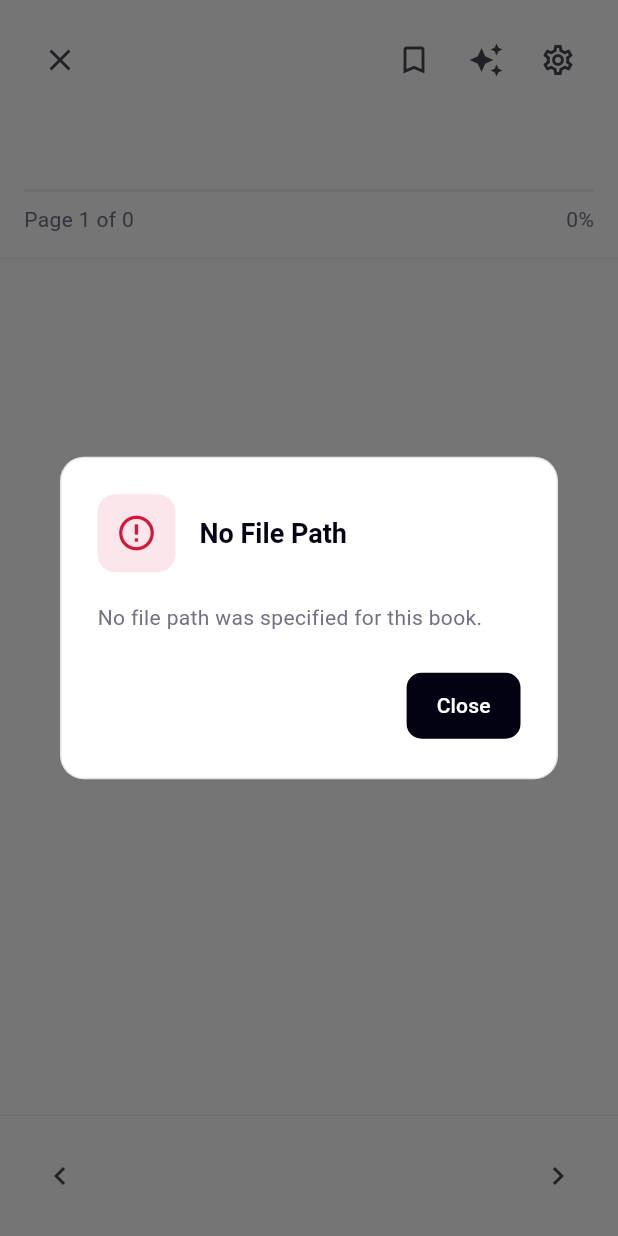
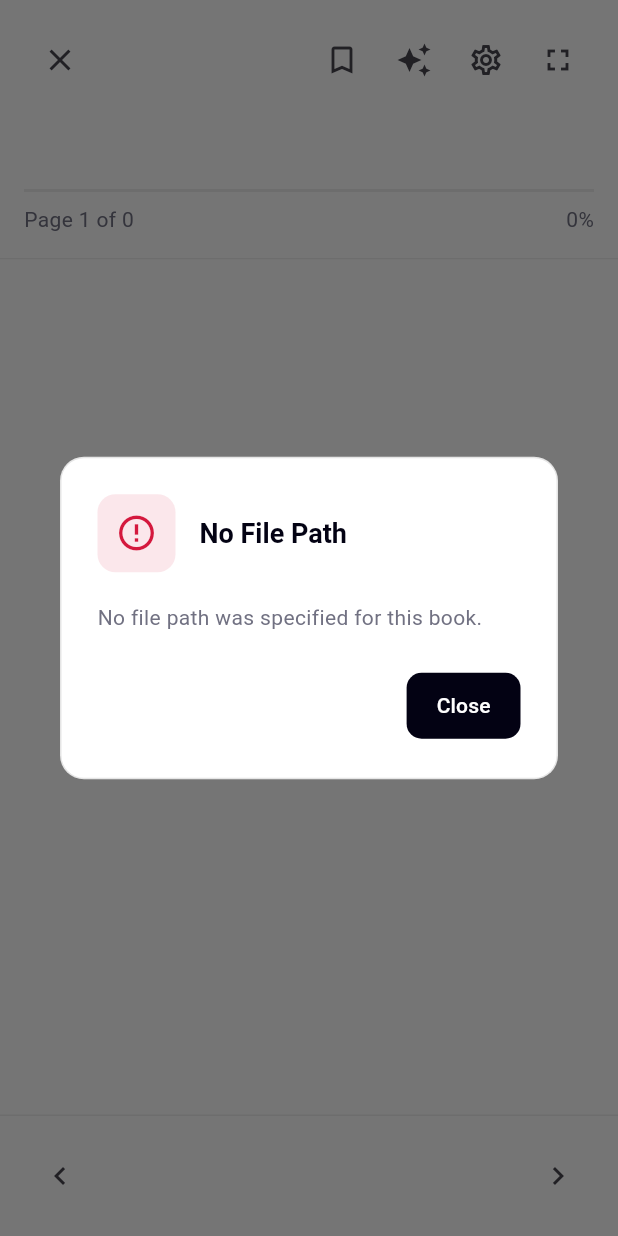
Before and after one commit to xanderelsmith/bookbutler, a Flutter app: the BookReaderScreen screen opened directly with empty values, on a phone screen of 412 x 824 dp. Run offline on Flutter 3.47's test engine with Material 3 defaults, Android fonts, the phone set to English and light mode, and no system bars; our stand-ins replace file_picker, firebase_core, firebase_messaging, flutter_local_notifications, flutter_markdown_plus, flutter_riverpod and 7 more; missing offline and left inert: alarm, dartantic_ai, dartantic_interface, docx_file_viewer, home_widget, pdfrx and 11 more; accounts and stored records are empty; statements that could not run were skipped; project files that could hold a hidden picture were left out.

```diff
--- a/project_thera/lib/screens/book_reader_screen.dart
+++ b/project_thera/lib/screens/book_reader_screen.dart
@@ -70,7 +70,7 @@ class _BookReaderScreenState extends ConsumerState<BookReaderScreen> {
   bool get _isDocx =>
       widget.book.pdfUrl?.toLowerCase().endsWith('.docx') ?? false;
   bool get _isTextBased => !_isPdf && !_isDocx; // Text only
-
+  late ValueKey valueKey;
   @override
   void initState() {
     // Initialize pdfrx controller
@@ -78,6 +78,7 @@ class _BookReaderScreenState extends ConsumerState<BookReaderScreen> {
       ..addListener(() {
         _currentPageNumber = _pdfController.pageNumber ?? 0;
       });
+    valueKey = ValueKey(widget.book.id);
     super.initState();
 
     WidgetsBinding.instance.addPostFrameCallback((_) {
@@ -637,6 +638,12 @@ class _BookReaderScreenState extends ConsumerState<BookReaderScreen> {
   @override
   Widget build(BuildContext context) {
     return Scaffold(
+      floatingActionButton: !_showControls
+          ? FloatingActionButton(
+              onPressed: _toggleControls,
+              child: const Icon(Icons.fullscreen),
+            )
+          : null,
       backgroundColor: Colors.white,
       body: AnimatedContainer(
         duration: const Duration(milliseconds: 200),
@@ -653,6 +660,10 @@ class _BookReaderScreenState extends ConsumerState<BookReaderScreen> {
             children: [
               if (_showControls)
                 ReaderHeader(
+                  isFullscreen: !_showControls,
+                  onToggleFullscreen: () {
+                    _toggleControls();
+                  },
                   book: widget.book,
                   currentPage: _currentPageNumber,
                   totalPages: _totalPages,
@@ -686,13 +697,6 @@ class _BookReaderScreenState extends ConsumerState<BookReaderScreen> {
                   onSettings: () {},
                 ),
               Expanded(
-                child: GestureDetector(
-                  onTap: () {
-                    log('Tapped');
-                    _toggleControls();
-                  },
-                  behavior: HitTestBehavior
-                      .translucent, // ensure taps are caught even on empty space
                 child: Container(
                   width: double.infinity,
                   height: double.infinity,
@@ -706,6 +710,7 @@ class _BookReaderScreenState extends ConsumerState<BookReaderScreen> {
                             if (_isPdf) {
                               return PdfViewer.file(
                                 widget.book.pdfUrl ?? '',
+                                key: valueKey,
                                 controller: _pdfController,
                                 params: PdfViewerParams(
                                   backgroundColor: Theme.of(
@@ -809,11 +814,9 @@ class _BookReaderScreenState extends ConsumerState<BookReaderScreen> {
                                         scrollNotification
                                             .metrics
                                             .maxScrollExtent;
-                                      final int newPage =
-                                          (progress * _totalPages).ceil().clamp(
-                                            1,
-                                            _totalPages,
-                                          );
+                                    final int newPage = (progress * _totalPages)
+                                        .ceil()
+                                        .clamp(1, _totalPages);
 
                                     if (newPage != _currentPageNumber) {
                                       // Avoid too many setState calls
@@ -853,8 +856,7 @@ class _BookReaderScreenState extends ConsumerState<BookReaderScreen> {
                                     height: 1.5,
                                     color: Colors.black87,
                                   ),
-                                    contextMenuBuilder:
-                                        (context, editableTextState) {
+                                  contextMenuBuilder: (context, editableTextState) {
                                     final List<ContextMenuButtonItem>
                                     buttonItems = editableTextState
                                         .contextMenuButtonItems;
@@ -924,8 +926,8 @@ class _BookReaderScreenState extends ConsumerState<BookReaderScreen> {
                                       ),
                                     ]);
                                     return AdaptiveTextSelectionToolbar.buttonItems(
-                                            anchors: editableTextState
-                                                .contextMenuAnchors,
+                                      anchors:
+                                          editableTextState.contextMenuAnchors,
                                       buttonItems: buttonItems,
                                     );
                                   },
@@ -935,7 +937,6 @@ class _BookReaderScreenState extends ConsumerState<BookReaderScreen> {
                               return const Text('Failed to load content');
                             }
                           },
-                          ),
                         ),
                 ),
               ),
--- a/project_thera/lib/widgets/reader/reader_header.dart
+++ b/project_thera/lib/widgets/reader/reader_header.dart
@@ -8,7 +8,9 @@ class ReaderHeader extends StatelessWidget {
   final int currentPage;
   final int totalPages;
   final int progress;
+  final VoidCallback onToggleFullscreen;
   final bool isDocx;
+  final bool isFullscreen;
   final bool isSearchActive;
   final TextEditingController searchTextController;
   final DocxSearchController docxSearchController;
@@ -24,7 +26,9 @@ class ReaderHeader extends StatelessWidget {
     required this.currentPage,
     required this.totalPages,
     required this.progress,
+    required this.onToggleFullscreen,
     required this.isDocx,
+    required this.isFullscreen,
     required this.isSearchActive,
     required this.searchTextController,
     required this.docxSearchController,
@@ -71,6 +75,14 @@ class ReaderHeader extends StatelessWidget {
                       IconButton(
                         icon: const Icon(Icons.settings_outlined),
                         onPressed: onSettings,
+                      ),
+                      IconButton(
+                        icon: Icon(
+                          isFullscreen
+                              ? Icons.fullscreen_exit
+                              : Icons.fullscreen,
+                        ),
+                        onPressed: onToggleFullscreen,
                       ),
                     ],
                   ),
```
Lines whose indentation alone changed are shown as unchanged.
